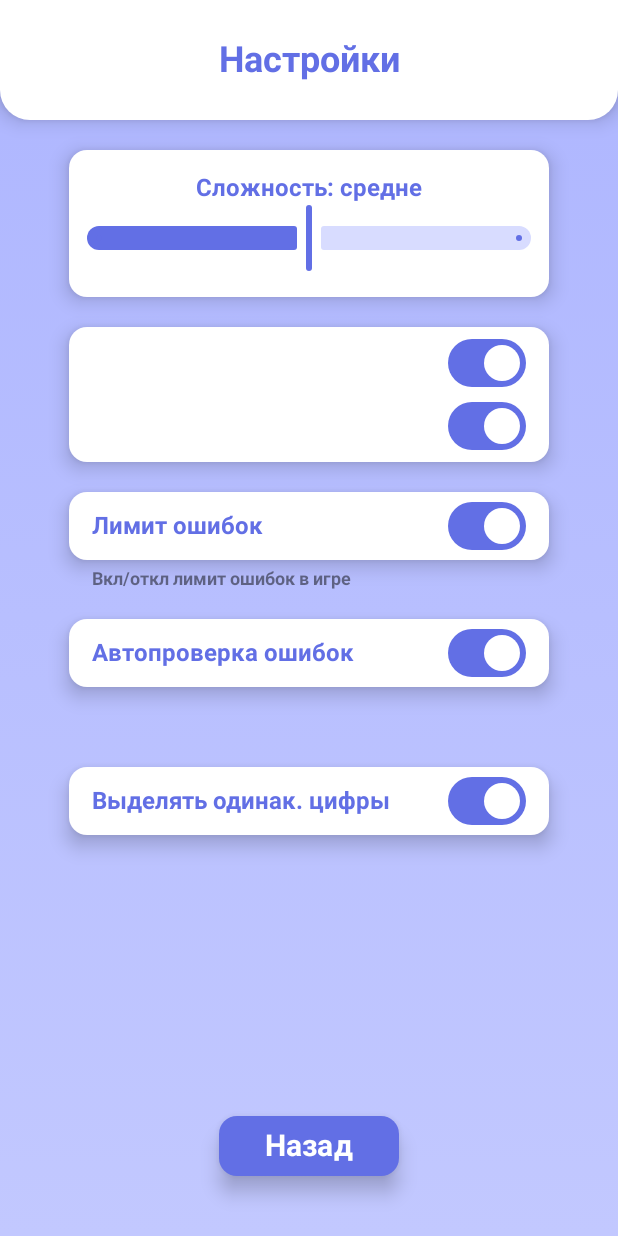
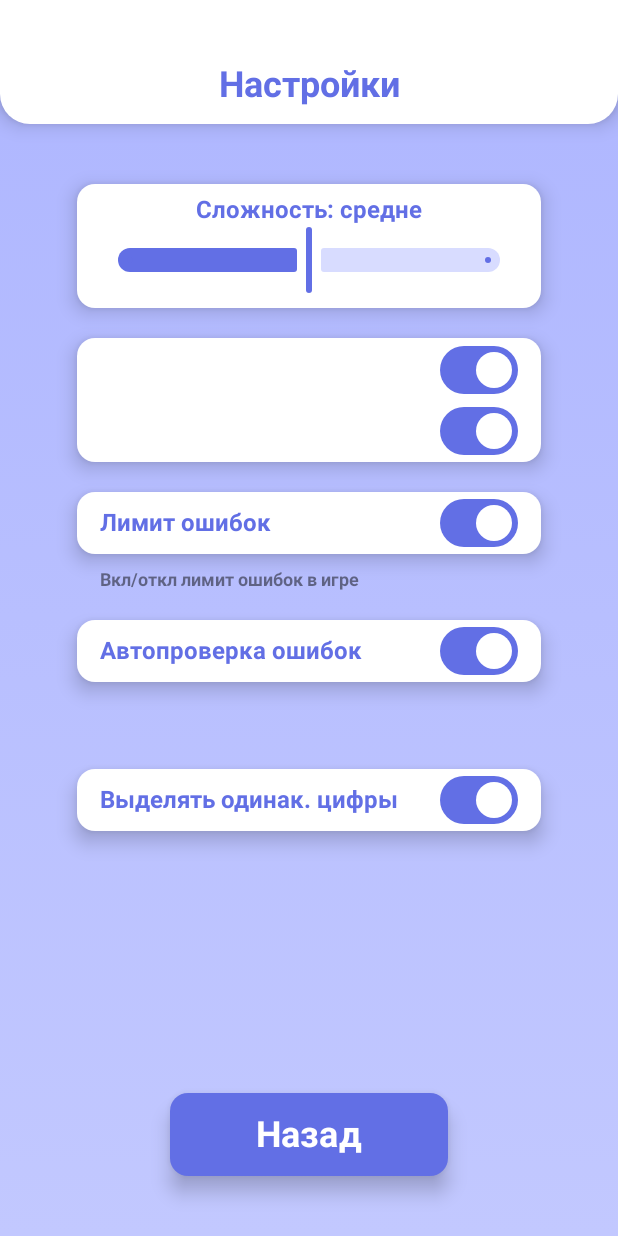
Before and after one commit to Allonso0/Crowns, an Android app built with Jetpack Compose: the KillerSudokuSettingsScreen screen opened through its navigation route, on a phone screen of 412 x 824 dp. Run offline under Robolectric (Android 15) with nearby library versions, the phone set to English and light mode, and no system bars; our stand-ins replace Dagger/Hilt's generated code, Room's generated code, constraintlayout-compose.

Commit message:
Design fixed

```diff
--- a/app/build.gradle.kts
+++ b/app/build.gradle.kts
@@ -51,7 +51,7 @@ android {
     }
 
     composeOptions {
-        kotlinCompilerExtensionVersion = "1.5.4" // Исправленная версия
+        kotlinCompilerExtensionVersion = "1.5.8"
     }
 
     packaging {
--- a/app/src/main/AndroidManifest.xml
+++ b/app/src/main/AndroidManifest.xml
@@ -15,6 +15,7 @@
         tools:targetApi="31">
         <activity
             android:name=".MainActivity"
+            android:screenOrientation="portrait"
             android:exported="true"
             android:label="@string/app_name"
             android:theme="@style/Theme.Crowns">
--- a/app/src/main/java/com/example/crowns/presentation/view/composable/KillerSudokuSettingsScreen.kt
+++ b/app/src/main/java/com/example/crowns/presentation/view/composable/KillerSudokuSettingsScreen.kt
@@ -1,8 +1,11 @@
 package com.example.crowns.presentation.view.composable
 
 import androidx.compose.foundation.background
+import androidx.compose.foundation.layout.Arrangement
 import androidx.compose.foundation.layout.Box
 import androidx.compose.foundation.layout.Column
+import androidx.compose.foundation.layout.Spacer
+import androidx.compose.foundation.layout.fillMaxHeight
 import androidx.compose.foundation.layout.fillMaxSize
 import androidx.compose.foundation.layout.fillMaxWidth
 import androidx.compose.foundation.layout.height
@@ -86,7 +89,7 @@ fun KillerSudokuSettingsScreen(
         Box(
             modifier = Modifier
                 .fillMaxWidth()
-                .height(80.dp)
+                .fillMaxHeight(0.1f)
                 .shadow(elevation = 8.dp, shape = RoundedCornerShape(bottomEnd = 20.dp, bottomStart = 20.dp))
                 .background(color = Color.White)
                 .constrainAs(title) {
@@ -95,12 +98,22 @@ fun KillerSudokuSettingsScreen(
                 },
             contentAlignment = Alignment.Center
         ) {
+            Column(
+                modifier = Modifier.fillMaxSize(),
+                verticalArrangement = Arrangement.SpaceEvenly,
+                horizontalAlignment = Alignment.CenterHorizontally
+            ) {
+                Spacer(modifier = Modifier.height(40.dp))
+
                 Text(
                     text = "Настройки",
                     color = colorResource(R.color.backgroundDark),
                     fontWeight = FontWeight.Bold,
                     fontSize = 24.sp
                 )
+
+                Spacer(modifier = Modifier.height(10.dp))
+            }
         }
 
         // Кнопка "Назад".
@@ -110,8 +123,8 @@ fun KillerSudokuSettingsScreen(
                 containerColor = colorResource(R.color.backgroundDark)
             ),
             modifier = Modifier
-                .width(120.dp)
-                .height(40.dp)
+                .fillMaxWidth(0.45f)
+                .height(55.dp)
                 .constrainAs(butHome) {
                     centerHorizontallyTo(parent)
                     bottom.linkTo(parent.bottom, margin = 40.dp)
@@ -124,7 +137,7 @@ fun KillerSudokuSettingsScreen(
         ) {
             Text(
                 text = "Назад",
-                fontSize = 20.sp,
+                fontSize = 24.sp,
                 fontWeight = FontWeight.Bold
             )
         }
@@ -132,13 +145,13 @@ fun KillerSudokuSettingsScreen(
         // Настройка сложности.
         Box(
             modifier = Modifier
-                .width(320.dp)
-                .height(98.dp)
+                .fillMaxWidth(0.75f)
+                .fillMaxHeight(0.1f)
                 .shadow(elevation = 8.dp, shape = RoundedCornerShape(12.dp))
                 .background(color = Color.White)
                 .constrainAs(box1) {
                     centerHorizontallyTo(parent)
-                    top.linkTo(title.bottom, margin = 20.dp)
+                    top.linkTo(title.bottom, margin = 40.dp)
                 },
             contentAlignment = Alignment.Center
         ) {
@@ -146,7 +159,6 @@ fun KillerSudokuSettingsScreen(
                 horizontalAlignment = Alignment.CenterHorizontally
             ) {
                 Text(
-                    //text = "Сложность: ${settings.difficulty.name}",
                     text = when(safeSettings.difficulty) {
                         Difficulty.EASY -> "Сложность: легко"
                         Difficulty.MEDIUM -> "Сложность: средне"
@@ -169,15 +181,15 @@ fun KillerSudokuSettingsScreen(
                         inactiveTickColor = colorResource(R.color.backgroundLight),
                         activeTickColor = colorResource(R.color.backgroundDark)
                     ),
-                    modifier = Modifier.padding(start = 10.dp, end = 10.dp)
+                    modifier = Modifier.padding(start = 25.dp, end = 25.dp)
                 )
             }
         }
 
         Box(
             modifier = Modifier
-                .width(320.dp)
-                .height(90.dp)
+                .fillMaxWidth(0.75f)
+                .fillMaxHeight(0.1f)
                 .shadow(elevation = 8.dp, shape = RoundedCornerShape(12.dp))
                 .background(color = Color.White)
                 .constrainAs(box2) {
@@ -188,7 +200,7 @@ fun KillerSudokuSettingsScreen(
 
         Box (
             modifier = Modifier
-                .width(290.dp)
+                .fillMaxWidth(0.7f)
                 .height(1.dp)
                 .alpha(0.35f)
                 .background(Color.Black)
@@ -199,7 +211,8 @@ fun KillerSudokuSettingsScreen(
 
         Box (
             modifier = Modifier.constrainAs(textVolume) {
-                top.linkTo(box2.top, margin = 15.dp)
+                top.linkTo(box2.top)
+                bottom.linkTo(innerLine.top)
                 absoluteLeft.linkTo(box2.absoluteLeft, margin = 15.dp)
             }
         ) {
@@ -213,7 +226,8 @@ fun KillerSudokuSettingsScreen(
 
         Box (
             modifier = Modifier.constrainAs(textTimer) {
-                bottom.linkTo(box2.bottom, margin = 15.dp)
+                bottom.linkTo(box2.bottom)
+                top.linkTo(innerLine.bottom)
                 absoluteLeft.linkTo(box2.absoluteLeft, margin = 15.dp)
             }
         ) {
@@ -239,6 +253,7 @@ fun KillerSudokuSettingsScreen(
             ),
             modifier = Modifier.constrainAs(switch1) {
                 top.linkTo(box2.top)
+                bottom.linkTo(innerLine.bottom)
                 absoluteRight.linkTo(box2.absoluteRight, margin = 15.dp)
             }
         )
@@ -257,14 +272,15 @@ fun KillerSudokuSettingsScreen(
             ),
             modifier = Modifier.constrainAs(switch2) {
                 bottom.linkTo(box2.bottom)
+                top.linkTo(innerLine.top)
                 absoluteRight.linkTo(box2.absoluteRight, margin = 15.dp)
             }
         )
 
         Box(
             modifier = Modifier
-                .width(320.dp)
-                .height(45.dp)
+                .fillMaxWidth(0.75f)
+                .fillMaxHeight(0.05f)
                 .shadow(elevation = 8.dp, shape = RoundedCornerShape(12.dp))
                 .background(color = Color.White)
                 .constrainAs(box3) {
@@ -284,10 +300,10 @@ fun KillerSudokuSettingsScreen(
 
         Box(
             modifier = Modifier
-                .width(290.dp)
+                .fillMaxWidth(0.7f)
                 .constrainAs(explain1) {
                     absoluteLeft.linkTo(box3.absoluteLeft, margin = 15.dp)
-                    top.linkTo(box3.bottom, margin = 5.dp)
+                    top.linkTo(box3.bottom, margin = 10.dp)
                 }
         ) {
             Text(
@@ -319,8 +335,8 @@ fun KillerSudokuSettingsScreen(
 
         Box(
             modifier = Modifier
-                .width(320.dp)
-                .height(45.dp)
+                .fillMaxWidth(0.75f)
+                .fillMaxHeight(0.05f)
                 .shadow(elevation = 8.dp, shape = RoundedCornerShape(12.dp))
                 .background(color = Color.White)
                 .constrainAs(box4) {
@@ -340,10 +356,10 @@ fun KillerSudokuSettingsScreen(
 
         Box(
             modifier = Modifier
-                .width(290.dp)
+                .fillMaxWidth(0.7f)
                 .constrainAs(explain2) {
                     absoluteLeft.linkTo(box4.absoluteLeft, margin = 15.dp)
-                    top.linkTo(box4.bottom, margin = 5.dp)
+                    top.linkTo(box4.bottom, margin = 10.dp)
                 }
         ) {
             Text(
@@ -375,8 +391,8 @@ fun KillerSudokuSettingsScreen(
 
         Box(
             modifier = Modifier
-                .width(320.dp)
-                .height(45.dp)
+                .fillMaxWidth(0.75f)
+                .fillMaxHeight(0.05f)
                 .shadow(elevation = 8.dp, shape = RoundedCornerShape(12.dp))
                 .background(color = Color.White)
                 .constrainAs(box5) {
@@ -396,10 +412,10 @@ fun KillerSudokuSettingsScreen(
 
         Box(
             modifier = Modifier
-                .width(290.dp)
+                .fillMaxWidth(0.7f)
                 .constrainAs(explain3) {
                     absoluteLeft.linkTo(box5.absoluteLeft, margin = 15.dp)
-                    top.linkTo(box5.bottom, margin = 5.dp)
+                    top.linkTo(box5.bottom, margin = 10.dp)
                 }
         ) {
             Text(
--- a/app/src/main/java/com/example/crowns/presentation/view/composable/MainMenuScreen.kt
+++ b/app/src/main/java/com/example/crowns/presentation/view/composable/MainMenuScreen.kt
@@ -67,9 +67,7 @@ fun MainMenuScreen(navController: NavController) {
                 .shadow(elevation = 16.dp, shape = CircleShape)
                 .background(color = colorResource(R.color.backgroundLight))
                 .constrainAs(logo) {
-                    top.linkTo(parent.top)
-                    bottom.linkTo(butCrowns.top, margin = 10.dp)
-                    centerHorizontallyTo(parent)
+                    top.linkTo(parent.top, margin = 100.dp)
                     centerHorizontallyTo(parent)
                 },
             contentAlignment = Alignment.Center
@@ -93,7 +91,7 @@ fun MainMenuScreen(navController: NavController) {
                 .height(70.dp)
                 .constrainAs(butCrowns) {
                     absoluteLeft.linkTo(butStats.absoluteLeft)
-                    centerVerticallyTo(parent)
+                    top.linkTo(logo.bottom, margin = 50.dp)
                 },
             elevation = ButtonDefaults.buttonElevation(defaultElevation = 8.dp),
             shape = RoundedCornerShape(20.dp),
@@ -115,7 +113,7 @@ fun MainMenuScreen(navController: NavController) {
                 .height(70.dp)
                 .constrainAs(butCrownsSet) {
                     absoluteRight.linkTo(butStats.absoluteRight)
-                    centerVerticallyTo(parent)
+                    top.linkTo(butCrowns.top)
                 },
             shape = RoundedCornerShape(20.dp),
             onClick = {
@@ -201,7 +199,7 @@ fun MainMenuScreen(navController: NavController) {
             fontWeight = FontWeight.Bold,
             color = colorResource(R.color.backgroundLight),
             modifier = Modifier.constrainAs(text) {
-                bottom.linkTo(parent.bottom, margin = 16.dp)
+                bottom.linkTo(parent.bottom, margin = 50.dp)
                 centerHorizontallyTo(parent)
             }
         )
--- a/gradle/libs.versions.toml
+++ b/gradle/libs.versions.toml
@@ -3,14 +3,14 @@ agp = "8.5.0"
 constraintlayoutCompose = "1.1.0"
 coreKtxVersion = "1.13.1"
 hiltNavigationCompose = "1.2.0"
-kotlin = "1.9.20"
+kotlin = "1.9.22"
 coreKtx = "1.15.0"
 junit = "4.13.2"
 junitVersion = "1.2.1"
 espressoCore = "3.6.1"
 lifecycleRuntimeKtx = "2.8.7"
 activityCompose = "1.9.3"
-composeBom = "2024.04.01"
+composeBom = "2025.04.00"
 appcompat = "1.7.0"
 lifecycleViewmodelCompose = "2.7.0"
 material = "1.12.0"
```
Also changed, not shown: app/src/main/java/com/example/crowns/presentation/view/composable/CrownsRulesScreen.kt (+23 -10 lines), app/src/main/java/com/example/crowns/presentation/view/composable/CrownsScreen.kt (+22 -12 lines), app/src/main/java/com/example/crowns/presentation/view/composable/CrownsSettingsScreen.kt (+35 -17 lines), app/src/main/java/com/example/crowns/presentation/view/composable/KillerSudokuRulesScreen.kt (+19 -6 lines), app/src/main/java/com/example/crowns/presentation/view/composable/KillerSudokuScreen.kt (+41 -36 lines), app/src/main/java/com/example/crowns/presentation/view/composable/StatisticsScreen.kt (+44 -31 lines), 4 other files. Lines whose indentation alone changed are shown as unchanged.
